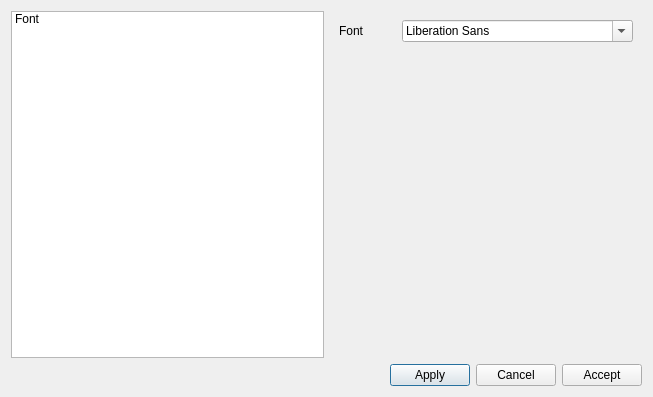
Old version of the form preferencesdialog.ui in the repository anachuri/dbmsClient.
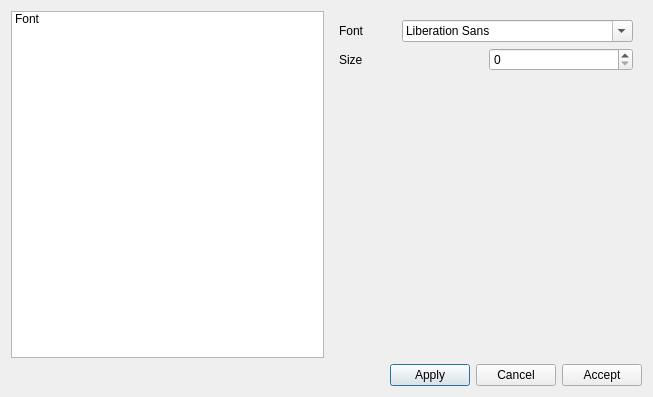
New version of the form.

```diff
--- a/preferencesdialog.ui
+++ b/preferencesdialog.ui
@@ -44,6 +44,20 @@
           </layout>
          </item>
          <item row="1" column="0">
+          <layout class="QHBoxLayout" name="horizontalLayout_4">
+           <item>
+            <widget class="QLabel" name="label_2">
+             <property name="text">
+              <string>Size</string>
+             </property>
+            </widget>
+           </item>
+           <item>
+            <widget class="QSpinBox" name="spinBox"/>
+           </item>
+          </layout>
+         </item>
+         <item row="2" column="0">
           <spacer name="verticalSpacer">
            <property name="orientation">
             <enum>Qt::Orientation::Vertical</enum>
```
